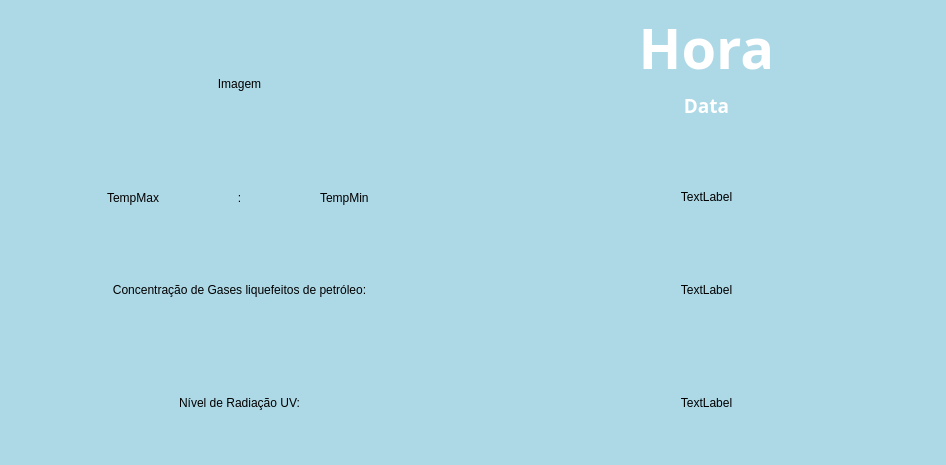
First picture: the form in QT Project/Projeto-Final-Lab3/mainwindow.ui, repository matheussebastiani/Lab3-Projeto-Final, before the edit.
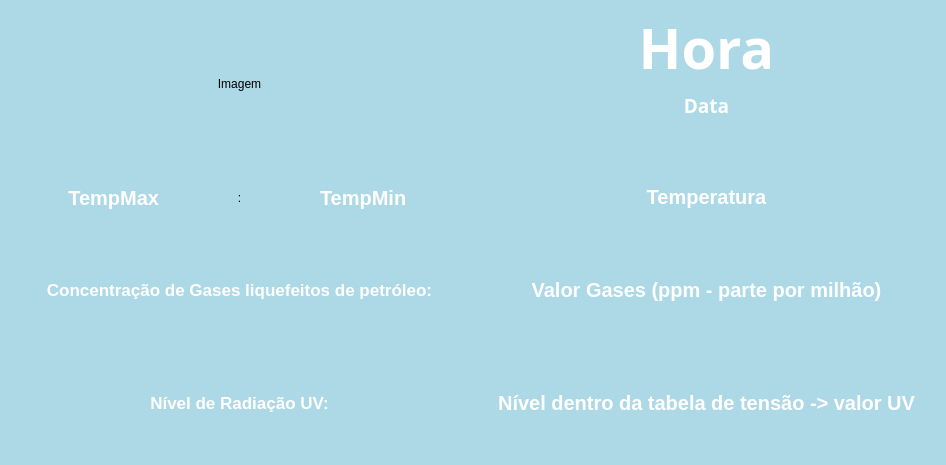
Second picture: the form after the edit.

Commit message: Terminei algumas outras lógicas. Devo fazer gráficos?

Patch:
```diff
--- a/QT Project/Projeto-Final-Lab3/mainwindow.ui
+++ b/QT Project/Projeto-Final-Lab3/mainwindow.ui
@@ -34,8 +34,18 @@
      <layout class="QGridLayout" name="gridLayout">
       <item row="1" column="1">
        <widget class="QLabel" name="valor_UV_label">
+        <property name="font">
+         <font>
+          <pointsize>15</pointsize>
+          <weight>75</weight>
+          <bold>true</bold>
+         </font>
+        </property>
+        <property name="styleSheet">
+         <string notr="true">color: white;</string>
+        </property>
         <property name="text">
-         <string>TextLabel</string>
+         <string>Nível dentro da tabela de tensão -&gt; valor UV</string>
         </property>
         <property name="alignment">
          <set>Qt::AlignCenter</set>
@@ -44,8 +54,18 @@
       </item>
       <item row="0" column="1">
        <widget class="QLabel" name="valor_gases_label">
+        <property name="font">
+         <font>
+          <pointsize>15</pointsize>
+          <weight>75</weight>
+          <bold>true</bold>
+         </font>
+        </property>
+        <property name="styleSheet">
+         <string notr="true">color: white;</string>
+        </property>
         <property name="text">
-         <string>TextLabel</string>
+         <string>Valor Gases (ppm - parte por milhão)</string>
         </property>
         <property name="alignment">
          <set>Qt::AlignCenter</set>
@@ -54,6 +74,16 @@
       </item>
       <item row="0" column="0">
        <widget class="QLabel" name="gases_label">
+        <property name="font">
+         <font>
+          <pointsize>13</pointsize>
+          <weight>75</weight>
+          <bold>true</bold>
+         </font>
+        </property>
+        <property name="styleSheet">
+         <string notr="true">color: white;</string>
+        </property>
         <property name="text">
          <string>Concentração de Gases liquefeitos de petróleo:</string>
         </property>
@@ -64,6 +94,16 @@
       </item>
       <item row="1" column="0">
        <widget class="QLabel" name="UV_label">
+        <property name="font">
+         <font>
+          <pointsize>13</pointsize>
+          <weight>75</weight>
+          <bold>true</bold>
+         </font>
+        </property>
+        <property name="styleSheet">
+         <string notr="true">color:white;</string>
+        </property>
         <property name="text">
          <string>Nível de Radiação UV:</string>
         </property>
@@ -98,6 +138,16 @@
          <layout class="QHBoxLayout" name="horizontalLayout_2">
           <item>
            <widget class="QLabel" name="temp_max_label">
+            <property name="font">
+             <font>
+              <pointsize>15</pointsize>
+              <weight>75</weight>
+              <bold>true</bold>
+             </font>
+            </property>
+            <property name="styleSheet">
+             <string notr="true">color: white;</string>
+            </property>
             <property name="text">
              <string>TempMax</string>
             </property>
@@ -127,6 +177,16 @@
           </item>
           <item>
            <widget class="QLabel" name="temp_min_label">
+            <property name="font">
+             <font>
+              <pointsize>15</pointsize>
+              <weight>75</weight>
+              <bold>true</bold>
+             </font>
+            </property>
+            <property name="styleSheet">
+             <string notr="true">color: white;</string>
+            </property>
             <property name="text">
              <string>TempMin</string>
             </property>
@@ -185,8 +245,18 @@
         </item>
         <item>
          <widget class="QLabel" name="valor_temperatura_label">
+          <property name="font">
+           <font>
+            <pointsize>15</pointsize>
+            <weight>75</weight>
+            <bold>true</bold>
+           </font>
+          </property>
+          <property name="styleSheet">
+           <string notr="true">color: white;</string>
+          </property>
           <property name="text">
-           <string>TextLabel</string>
+           <string>Temperatura</string>
           </property>
           <property name="alignment">
            <set>Qt::AlignCenter</set>
```
Left out of the diff: 3 changed lines with no effect on the pictures. The commit also changes 1 other file.
